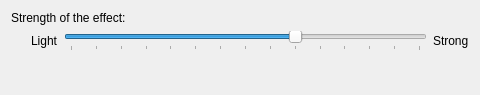
KDE/kwin, file effects/blur/blur_config.ui: the form before one commit.
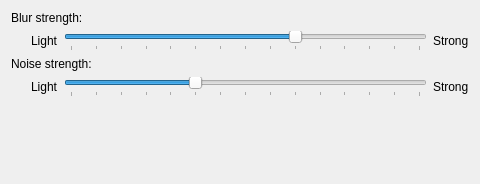
The form after the commit.

Commit message:
Added noise blur effect
Summary:
Added the option to turn on noise behind the blurred area.
The lowest strength value disables it completely, so it is optional and is disabled by default.

Test Plan:
Edit: this new screenshot shows the updated noise generation.
Edit2: separated the screenshots so you can flick through them to clearly see the differences

{F5694024}

{F5694031}

{F5694025}

{F5694028}

Reviewers: #kwin, #vdg, fredrik

Reviewed By: #vdg, fredrik

Subscribers: davidedmundson, matheusm, romangg, ivan, zzag, ngraham, kwin, #kwin

Tags: #kwin

Patch:
```diff
--- a/effects/blur/blur_config.ui
+++ b/effects/blur/blur_config.ui
@@ -7,14 +7,14 @@
     <x>0</x>
     <y>0</y>
     <width>480</width>
-    <height>95</height>
+    <height>184</height>
    </rect>
   </property>
   <layout class="QVBoxLayout" name="verticalLayout">
    <item>
     <widget class="QLabel" name="labelConstantExplanation">
      <property name="text">
-      <string>Strength of the effect:</string>
+      <string>Blur strength:</string>
      </property>
     </widget>
    </item>
@@ -69,7 +69,70 @@
       </widget>
      </item>
      <item>
-      <widget class="QLabel" name="labelConstantStrong">
+      <widget class="QLabel" name="labelConstantBlurStrong">
+       <property name="text">
+        <string>Strong</string>
+       </property>
+      </widget>
+     </item>
+    </layout>
+   </item>
+   <item>
+    <widget class="QLabel" name="labelConstantNoiseDescription">
+     <property name="text">
+      <string>Noise strength:</string>
+     </property>
+    </widget>
+   </item>
+   <item>
+    <layout class="QHBoxLayout" name="horizontalLayout_2">
+     <item>
+      <spacer name="horizontalSpacer_2">
+       <property name="orientation">
+        <enum>Qt::Horizontal</enum>
+       </property>
+       <property name="sizeType">
+        <enum>QSizePolicy::Fixed</enum>
+       </property>
+       <property name="sizeHint" stdset="0">
+        <size>
+         <width>20</width>
+         <height>20</height>
+        </size>
+       </property>
+      </spacer>
+     </item>
+     <item>
+      <widget class="QLabel" name="labelConstantNoiseLight">
+       <property name="text">
+        <string>Light</string>
+       </property>
+      </widget>
+     </item>
+     <item>
+      <widget class="QSlider" name="kcfg_NoiseStrength">
+       <property name="maximum">
+        <number>14</number>
+       </property>
+       <property name="pageStep">
+        <number>5</number>
+       </property>
+       <property name="value">
+        <number>5</number>
+       </property>
+       <property name="orientation">
+        <enum>Qt::Horizontal</enum>
+       </property>
+       <property name="tickPosition">
+        <enum>QSlider::TicksBelow</enum>
+       </property>
+       <property name="tickInterval">
+        <number>1</number>
+       </property>
+      </widget>
+     </item>
+     <item>
+      <widget class="QLabel" name="labelConstantNoiseStrong">
        <property name="text">
         <string>Strong</string>
        </property>
```
Left out of the diff: 4 changed lines with no effect on the pictures. The commit also changes 6 other files.
